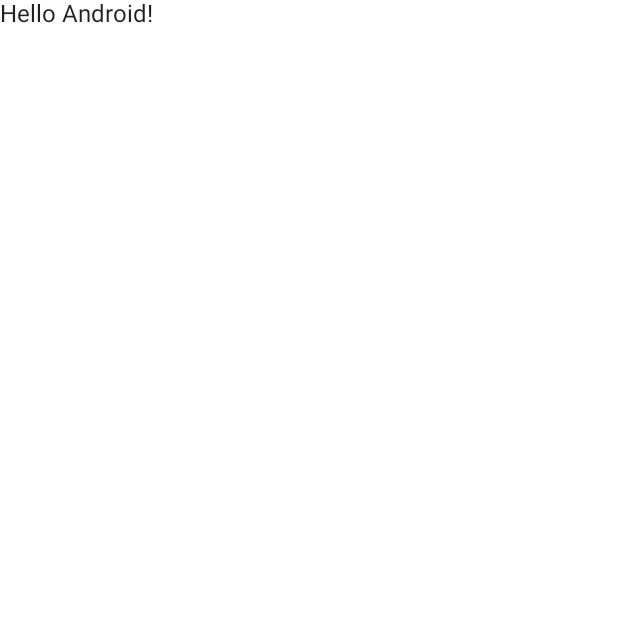
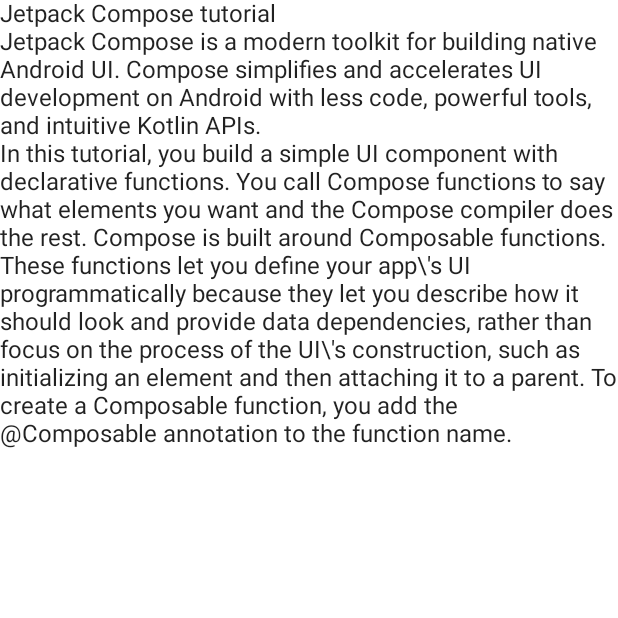
Before and after one commit to sameemul-haque/Android-Basics-with-Compose-Tutorial, an Android app built with Jetpack Compose: the screen it shows after launch (MainActivity), on a phone screen of 412 x 824 dp, the top half of it. Before the commit the part shown is almost empty. Run offline under Robolectric (Android 15) with nearby library versions, the phone set to English and light mode, and no system bars.

Commit message:
text added, heading and two paragraphs.

```diff
--- a/app/src/main/java/com/samhaqk/composearticle/MainActivity.kt
+++ b/app/src/main/java/com/samhaqk/composearticle/MainActivity.kt
@@ -3,13 +3,22 @@
 import android.os.Bundle
 import androidx.activity.ComponentActivity
 import androidx.activity.compose.setContent
-import androidx.compose.foundation.layout.fillMaxSize
+import androidx.compose.foundation.Image
+import androidx.compose.foundation.layout.*
+import androidx.compose.foundation.layout.R
 import androidx.compose.material.MaterialTheme
 import androidx.compose.material.Surface
 import androidx.compose.material.Text
 import androidx.compose.runtime.Composable
 import androidx.compose.ui.Modifier
+import androidx.compose.ui.draw.shadow
+import androidx.compose.ui.layout.ContentScale
+import androidx.compose.ui.res.painterResource
+import androidx.compose.ui.res.stringResource
+import androidx.compose.ui.text.style.TextAlign
 import androidx.compose.ui.tooling.preview.Preview
+import androidx.compose.ui.unit.dp
+import androidx.compose.ui.unit.sp
 import com.samhaqk.composearticle.ui.theme.ComposeArticleTheme
 
 class MainActivity : ComponentActivity() {
@@ -22,7 +31,11 @@
                     modifier = Modifier.fillMaxSize(),
                     color = MaterialTheme.colors.background
                 ) {
-                    Greeting("Android")
+                    Article(
+                        heading = "Jetpack Compose tutorial",
+                        short_para = "Jetpack Compose is a modern toolkit for building native Android UI. Compose simplifies and accelerates UI development on Android with less code, powerful tools, and intuitive Kotlin APIs.",
+                        long_para = "In this tutorial, you build a simple UI component with declarative functions. You call Compose functions to say what elements you want and the Compose compiler does the rest. Compose is built around Composable functions. These functions let you define your app\\'s UI programmatically because they let you describe how it should look and provide data dependencies, rather than focus on the process of the UI\\'s construction, such as initializing an element and then attaching it to a parent. To create a Composable function, you add the @Composable annotation to the function name."
+                    )
                 }
             }
         }
@@ -30,14 +43,24 @@
 }
 
 @Composable
-fun Greeting(name: String) {
-    Text(text = "Hello $name!")
+fun Article(heading: String, short_para: String, long_para: String) {
+    Column {
+        Text(text = heading)
+        Text(text = short_para)
+        Text(text = long_para)
+    }
 }
+
+
 
 @Preview(showBackground = true)
 @Composable
 fun DefaultPreview() {
     ComposeArticleTheme {
-        Greeting("Android")
+        Article(
+            heading = "Jetpack Compose tutorial",
+            short_para = "Jetpack Compose is a modern toolkit for building native Android UI. Compose simplifies and accelerates UI development on Android with less code, powerful tools, and intuitive Kotlin APIs.",
+            long_para = "In this tutorial, you build a simple UI component with declarative functions. You call Compose functions to say what elements you want and the Compose compiler does the rest. Compose is built around Composable functions. These functions let you define your app\\'s UI programmatically because they let you describe how it should look and provide data dependencies, rather than focus on the process of the UI\\'s construction, such as initializing an element and then attaching it to a parent. To create a Composable function, you add the @Composable annotation to the function name."
+        )
     }
 }
```
